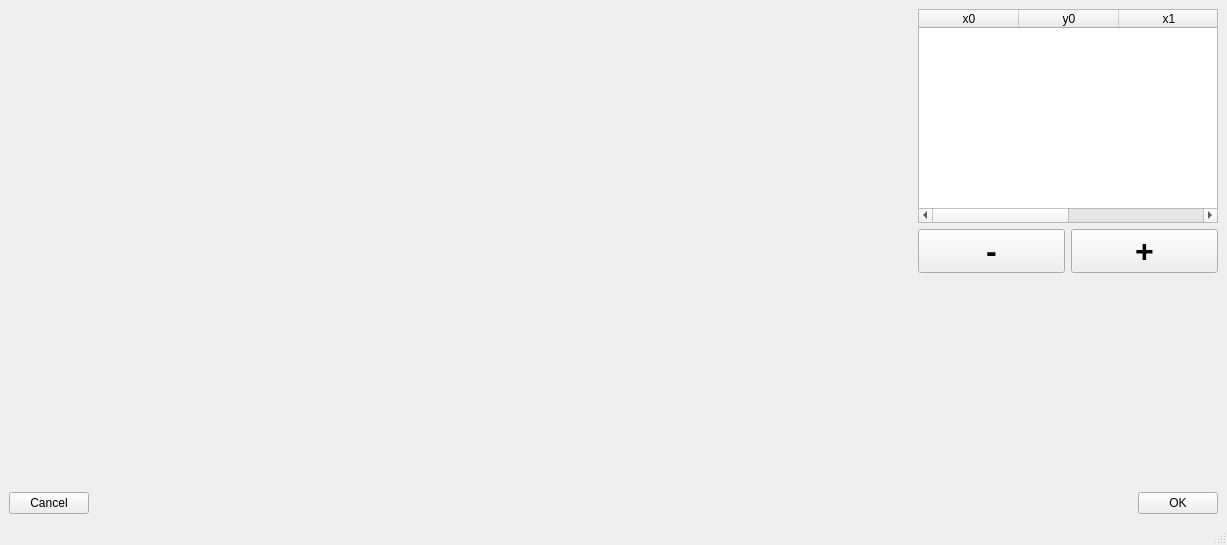
Before: the Qt Designer form ui/ui_roi_selection.ui in neutronimaging/python_notebooks, drawn with Qt 5.
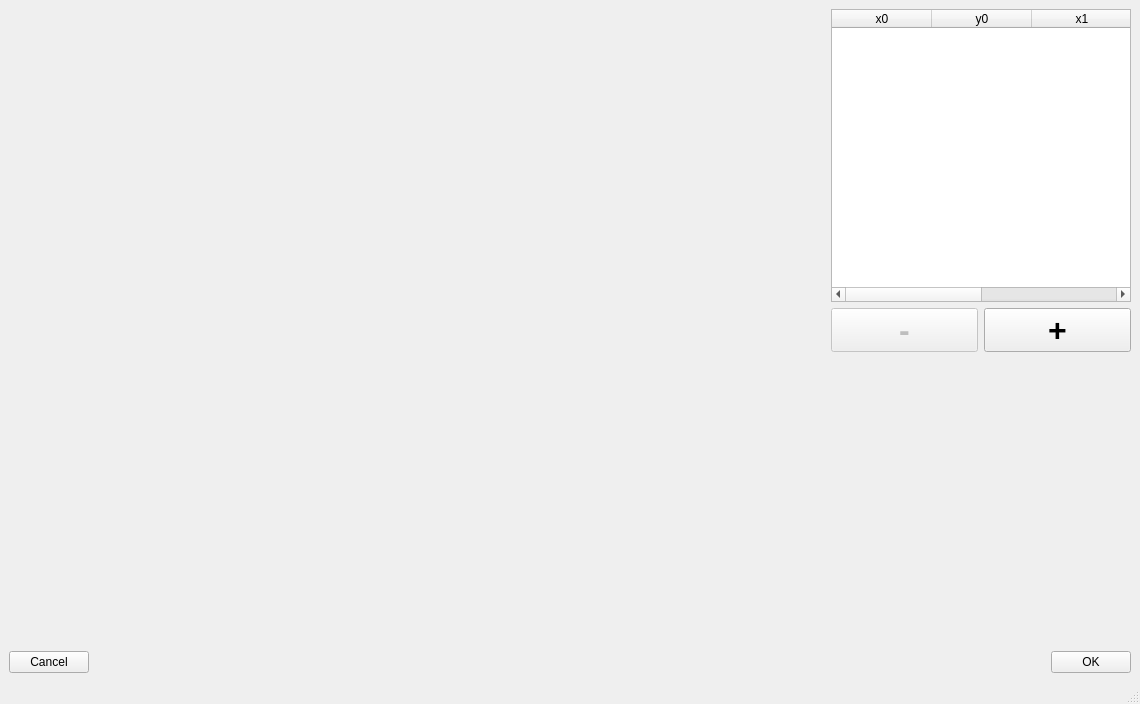
After: the same form once the commit is applied.

Commit message: Selection of rows removed

What changed in the file:
```diff
--- a/ui/ui_roi_selection.ui
+++ b/ui/ui_roi_selection.ui
@@ -6,8 +6,8 @@
    <rect>
     <x>0</x>
     <y>0</y>
-    <width>1227</width>
-    <height>545</height>
+    <width>1140</width>
+    <height>704</height>
    </rect>
   </property>
   <property name="windowTitle">
@@ -91,6 +91,9 @@
          <layout class="QHBoxLayout" name="horizontalLayout_3">
           <item>
            <widget class="QPushButton" name="remove_roi_button">
+            <property name="enabled">
+             <bool>false</bool>
+            </property>
             <property name="font">
              <font>
               <family>Helvetica</family>
```
Left out of the diff: 2 changed lines with no effect on the pictures. The commit also changes 3 other files.
